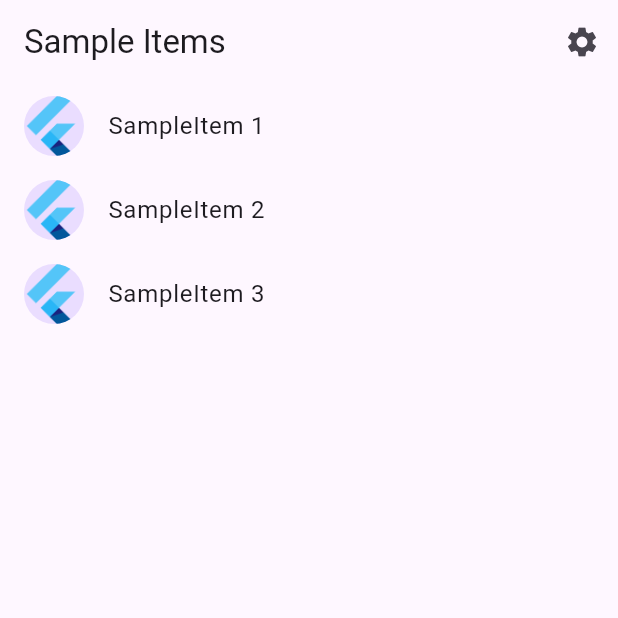
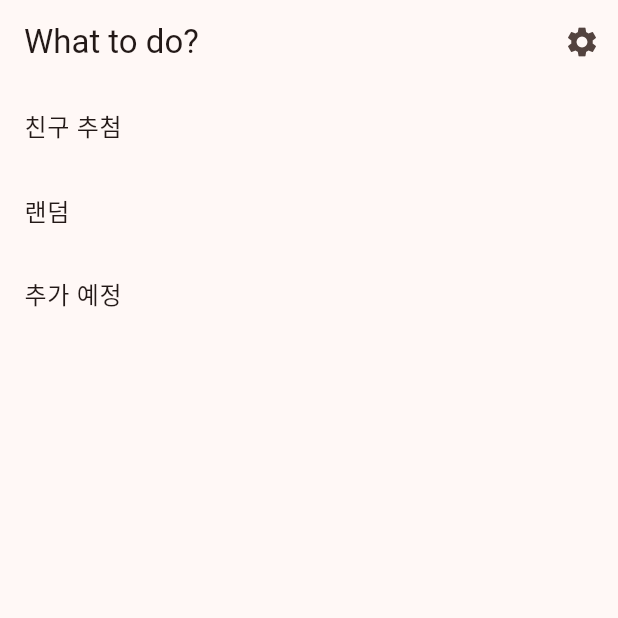
Before and after one commit to IamGroooooot/selection, a Flutter app: the screen it shows after launch, on a phone screen of 412 x 824 dp, the top half of it. Run offline on Flutter 3.47's test engine with Material 3 defaults, Android fonts, the light colour scheme and no system bars; generated files the repository leaves out were written again.

Commit message:
feat: random friend selection feature

```diff
--- a/lib/src/app.dart
+++ b/lib/src/app.dart
@@ -1,6 +1,8 @@
 import 'package:flutter/material.dart';
 import 'package:flutter_gen/gen_l10n/app_localizations.dart';
 import 'package:flutter_localizations/flutter_localizations.dart';
+import 'package:selection/src/selection_feature/feature_item_details_view.dart';
+import 'package:selection/src/selection_feature/feature_item_list_view.dart';
 
 import 'sample_feature/sample_item_details_view.dart';
 import 'sample_feature/sample_item_list_view.dart';
@@ -18,23 +20,11 @@ class MyApp extends StatelessWidget {
 
   @override
   Widget build(BuildContext context) {
-    // Glue the SettingsController to the MaterialApp.
-    //
-    // The ListenableBuilder Widget listens to the SettingsController for changes.
-    // Whenever the user updates their settings, the MaterialApp is rebuilt.
     return ListenableBuilder(
       listenable: settingsController,
       builder: (BuildContext context, Widget? child) {
         return MaterialApp(
-          // Providing a restorationScopeId allows the Navigator built by the
-          // MaterialApp to restore the navigation stack when a user leaves and
-          // returns to the app after it has been killed while running in the
-          // background.
           restorationScopeId: 'app',
-
-          // Provide the generated AppLocalizations to the MaterialApp. This
-          // allows descendant Widgets to display the correct translations
-          // depending on the user's locale.
           localizationsDelegates: const [
             AppLocalizations.delegate,
             GlobalMaterialLocalizations.delegate,
@@ -42,21 +32,16 @@ class MyApp extends StatelessWidget {
             GlobalCupertinoLocalizations.delegate,
           ],
           supportedLocales: const [
-            Locale('en', ''), // English, no country code
+            Locale('en', ''),
+            // Locale('ko', ''),
           ],
 
-          // Use AppLocalizations to configure the correct application title
-          // depending on the user's locale.
-          //
-          // The appTitle is defined in .arb files found in the localization
-          // directory.
           onGenerateTitle: (BuildContext context) =>
               AppLocalizations.of(context)!.appTitle,
 
-          // Define a light and dark color theme. Then, read the user's
-          // preferred ThemeMode (light, dark, or system default) from the
-          // SettingsController to display the correct theme.
-          theme: ThemeData(),
+          theme: ThemeData(
+              useMaterial3: true,
+              colorScheme: ColorScheme.fromSeed(seedColor: Colors.deepOrange)),
           darkTheme: ThemeData.dark(),
           themeMode: settingsController.themeMode,
 
@@ -71,9 +56,12 @@ class MyApp extends StatelessWidget {
                     return SettingsView(controller: settingsController);
                   case SampleItemDetailsView.routeName:
                     return const SampleItemDetailsView();
+                  case FeatureItemDetailsView.routeName:
+                    return const FeatureItemDetailsView();
                   case SampleItemListView.routeName:
+                  case SelectionMenuView.routeName:
                   default:
-                    return const SampleItemListView();
+                    return const SelectionMenuView();
                 }
               },
             );
--- a/lib/src/localization/app_en.arb
+++ b/lib/src/localization/app_en.arb
@@ -1,6 +1,6 @@
 {
-  "appTitle": "selection",
+  "appTitle": "selection disorder",
   "@appTitle": {
-    "description": "The title of the application"
+    "description": "Helps you to make a decision"
   }
 }
--- a/lib/src/sample_feature/sample_item_list_view.dart
+++ b/lib/src/sample_feature/sample_item_list_view.dart
@@ -11,7 +11,7 @@ class SampleItemListView extends StatelessWidget {
     this.items = const [SampleItem(1), SampleItem(2), SampleItem(3)],
   });
 
-  static const routeName = '/';
+  static const routeName = '/sampleItemListView';
 
   final List<SampleItem> items;
 
@@ -62,8 +62,7 @@ class SampleItemListView extends StatelessWidget {
                   context,
                   SampleItemDetailsView.routeName,
                 );
-            }
-          );
+              });
         },
       ),
     );
--- /dev/null
+++ b/lib/src/selection_feature/feature_item.dart
@@ -0,0 +1,6 @@
+class FeatureItem {
+  const FeatureItem(this.id, this.title);
+
+  final int id;
+  final String title;
+}
--- /dev/null
+++ b/lib/src/selection_feature/feature_item_details_view.dart
@@ -0,0 +1,31 @@
+import 'package:flutter/material.dart';
+import 'package:selection/src/selection_feature/feature_friend.dart';
+import 'package:selection/src/selection_feature/feature_item.dart';
+
+class FeatureItemDetailsView extends StatelessWidget {
+  const FeatureItemDetailsView({super.key});
+  // FeatureItem item;
+
+  static const routeName = '/feature_item';
+
+  @override
+  Widget build(BuildContext context) {
+    final arguments = (ModalRoute.of(context)?.settings.arguments ??
+        <String, dynamic>{}) as Map;
+    final item = FeatureItem(arguments['id'], arguments['title']);
+
+    return Scaffold(
+      appBar: AppBar(
+        title: Text(item.title),
+      ),
+      body: Center(
+        child: // if item.title == "친구 추첨"
+            item.title == "친구 추첨"
+                ? const FriendSelectionView()
+                : item.title == "랜덤"
+                    ? const Text('랜덤을 선택하셨습니다.')
+                    : const Text('추가 예정입니다.'),
+      ),
+    );
+  }
+}
--- /dev/null
+++ b/lib/src/selection_feature/feature_item_list_view.dart
@@ -0,0 +1,49 @@
+import 'package:flutter/material.dart';
+
+import '../settings/settings_view.dart';
+import 'feature_item.dart';
+import 'feature_item_details_view.dart';
+
+class SelectionMenuView extends StatelessWidget {
+  const SelectionMenuView({
+    super.key,
+    this.items = const [
+      FeatureItem(1, "친구 추첨"),
+      FeatureItem(2, "랜덤"),
+      FeatureItem(3, "추가 예정")
+    ],
+  });
+
+  static const routeName = '/';
+
+  final List<FeatureItem> items;
+
+  @override
+  Widget build(BuildContext context) {
+    return Scaffold(
+        appBar: AppBar(
+          title: const Text('What to do?'),
+          actions: [
+            IconButton(
+              icon: const Icon(Icons.settings),
+              onPressed: () {
+                Navigator.restorablePushNamed(context, SettingsView.routeName);
+              },
+            ),
+          ],
+        ),
+        body: ListView(
+          children: [
+            for (final item in items)
+              ListTile(
+                title: Text(item.title),
+                onTap: () {
+                  Navigator.restorablePushNamed(
+                      context, FeatureItemDetailsView.routeName,
+                      arguments: {'id': item.id, 'title': item.title});
+                },
+              ),
+          ],
+        ));
+  }
+}
```
Also changed, not shown: lib/src/selection_feature/feature_friend.dart (added, +113 -0 lines), lib/src/settings/settings_controller.dart (+0 -8 lines), lib/src/settings/settings_service.dart (+1 -9 lines), lib/src/settings/settings_view.dart (+0 -10 lines). Lines whose indentation alone changed are shown as unchanged.
